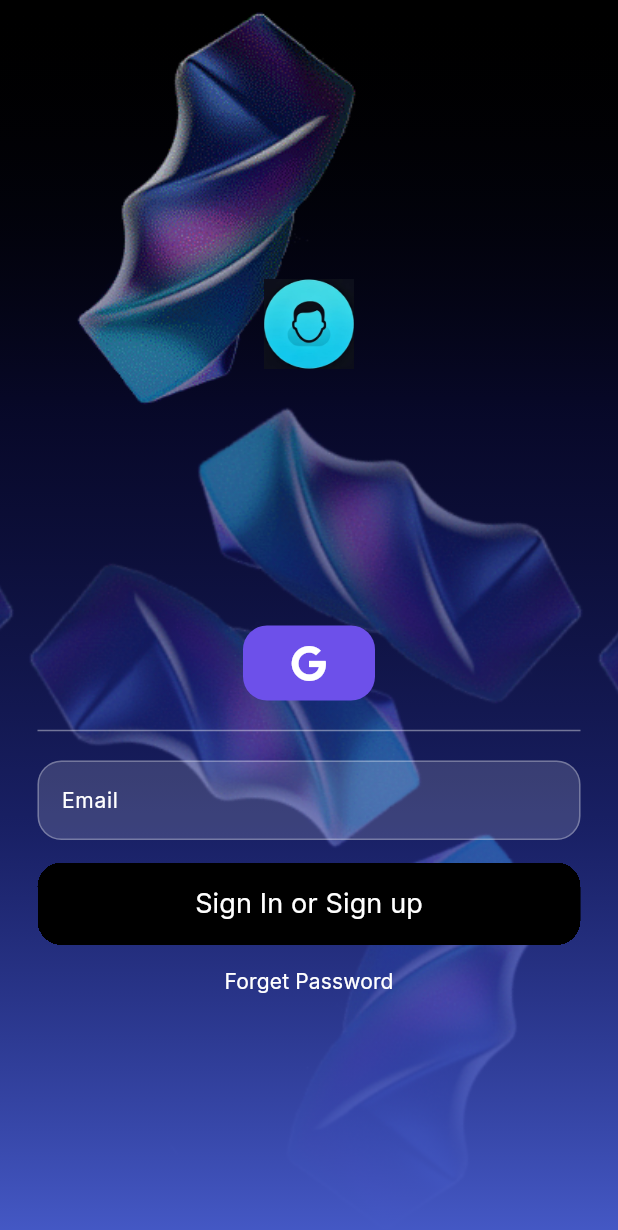
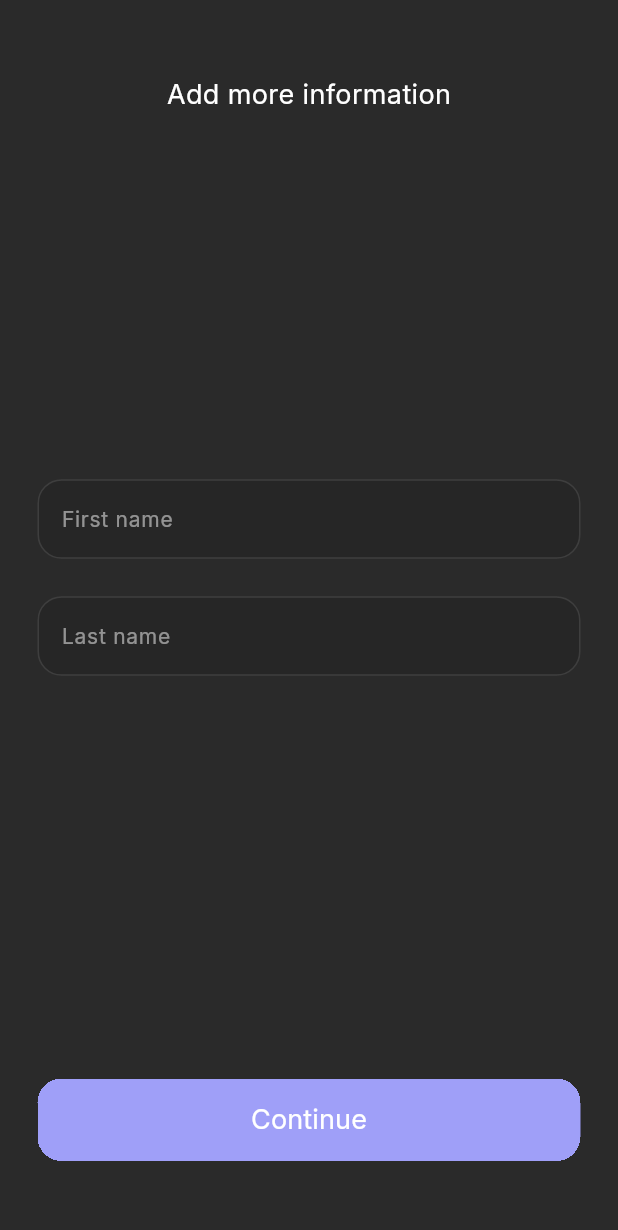
Before and after one commit to zeyadali06/LinkAI, a Flutter app: the screen it shows after launch, on a phone screen of 412 x 824 dp. Shown: the top 1230 px of the screen. Run offline on Flutter 3.47's test engine with Material 3 defaults, Android fonts, the phone set to English and light mode, and no system bars; our stand-ins replace avatar_glow, device_info_plus, flutter_bloc, font_awesome_flutter, get_it, go_router and 4 more; missing offline and left inert: flutter_sound.

Commit message:
implement name view

```diff
--- a/lib/core/utils/app_router.dart
+++ b/lib/core/utils/app_router.dart
@@ -2,6 +2,7 @@ import 'package:go_router/go_router.dart';
 import 'package:linkai/features/authentication/presentation/views/email_verification_view.dart';
 import 'package:linkai/features/authentication/presentation/views/forget_password_view.dart';
 import 'package:linkai/features/authentication/presentation/views/login_view.dart';
+import 'package:linkai/features/authentication/presentation/views/name_view.dart';
 import 'package:linkai/features/authentication/presentation/views/password_confimation_view.dart';
 import 'package:linkai/features/authentication/presentation/views/password_view.dart';
 import 'package:linkai/features/authentication/presentation/views/phone_number_view.dart';
@@ -21,9 +22,10 @@ abstract class AppRouter {
   static const String emailVerificationView = "/emailVerificationView";
   static const String forgetPasswordView = "/forgetPasswordView";
   static const String interviewView = "/interviewView";
+  static const String nameView = "/nameView";
 
   static final GoRouter router = GoRouter(
-    initialLocation: loginView,
+    initialLocation: nameView,
     routes: <RouteBase>[
       GoRoute(
         path: splashView,
@@ -85,6 +87,12 @@ abstract class AppRouter {
           return const InterviewView();
         },
       ),
+      GoRoute(
+        path: nameView,
+        builder: (context, state) {
+          return const NameView();
+        },
+      ),
     ],
   );
 }
--- /dev/null
+++ b/lib/features/authentication/presentation/views/name_view.dart
@@ -0,0 +1,13 @@
+import 'package:flutter/material.dart';
+import 'package:linkai/features/authentication/presentation/views/widgets/name_view_body.dart';
+
+class NameView extends StatelessWidget {
+  const NameView({super.key});
+
+  @override
+  Widget build(BuildContext context) {
+    return const Scaffold(
+      body: NameViewBody(),
+    );
+  }
+}
--- /dev/null
+++ b/lib/features/authentication/presentation/views/widgets/name_view_body.dart
@@ -0,0 +1,89 @@
+import 'package:flutter/material.dart';
+import 'package:linkai/core/utils/app_styles.dart';
+import 'package:linkai/core/widgets/custom_button.dart';
+import 'package:linkai/features/authentication/presentation/views/widgets/auth_text_field.dart';
+
+class NameViewBody extends StatefulWidget {
+  const NameViewBody({super.key});
+
+  @override
+  State<NameViewBody> createState() => _NameViewBodyState();
+}
+
+class _NameViewBodyState extends State<NameViewBody> {
+  late final GlobalKey<FormState> _formKey;
+  late AutovalidateMode autovalidatemodel;
+  late final TextEditingController firstNameController;
+  late final TextEditingController lastNameController;
+
+  @override
+  void initState() {
+    _formKey = GlobalKey<FormState>();
+    autovalidatemodel = AutovalidateMode.disabled;
+    firstNameController = TextEditingController();
+    lastNameController = TextEditingController();
+    super.initState();
+  }
+
+  @override
+  void dispose() {
+    firstNameController.dispose();
+    lastNameController.dispose();
+    super.dispose();
+  }
+
+  @override
+  Widget build(BuildContext context) {
+    return CustomScrollView(
+      slivers: [
+        SliverFillRemaining(
+          hasScrollBody: false,
+          child: Form(
+            key: _formKey,
+            autovalidateMode: autovalidatemodel,
+            child: Padding(
+              padding: const EdgeInsets.symmetric(horizontal: 25),
+              child: Column(
+                mainAxisSize: MainAxisSize.min,
+                children: [
+                  const SizedBox(height: 50),
+                  Text(
+                    "Add more information",
+                    style: AppStyles.normal18(context),
+                  ),
+                  const Expanded(child: SizedBox(height: 25)),
+                  Column(
+                    children: [
+                      AuthTextField(
+                        hintText: "First name",
+                        controller: firstNameController,
+                      ),
+                      const SizedBox(height: 25),
+                      AuthTextField(
+                        hintText: "Last name",
+                        controller: lastNameController,
+                      ),
+                      const SizedBox(height: 25),
+                    ],
+                  ),
+                  const Expanded(child: SizedBox(height: 25)),
+                  CustomButton(
+                    text: "Continue",
+                    onPressed: () async {
+                      if (_formKey.currentState!.validate()) {
+                      } else {
+                        autovalidatemodel = AutovalidateMode.always;
+                        setState(() {});
+                      }
+                    },
+                  ),
+                  const SizedBox(height: 50),
+                ],
+              ),
+            ),
+          ),
+        ),
+      ],
+    );
+  }
+}
```
Also changed, not shown: lib/core/failures/custom_failure.dart (added, +7 -0 lines), lib/core/failures/request_result.dart (added, +15 -0 lines), lib/features/authentication/data/models/forget_password_model.dart (added, +15 -0 lines), lib/features/authentication/data/models/login_model.dart (added, +26 -0 lines), lib/features/authentication/data/models/register_model.dart (added, +51 -0 lines), lib/features/authentication/data/repositories/auth_repo_impl.dart (added, +33 -0 lines), lib/features/authentication/domain/repositories/auth_repo_interface.dart (added, +12 -0 lines), lib/features/authentication/presentation/views/widgets/email_verification_view_body.dart (+3 -12 lines).
